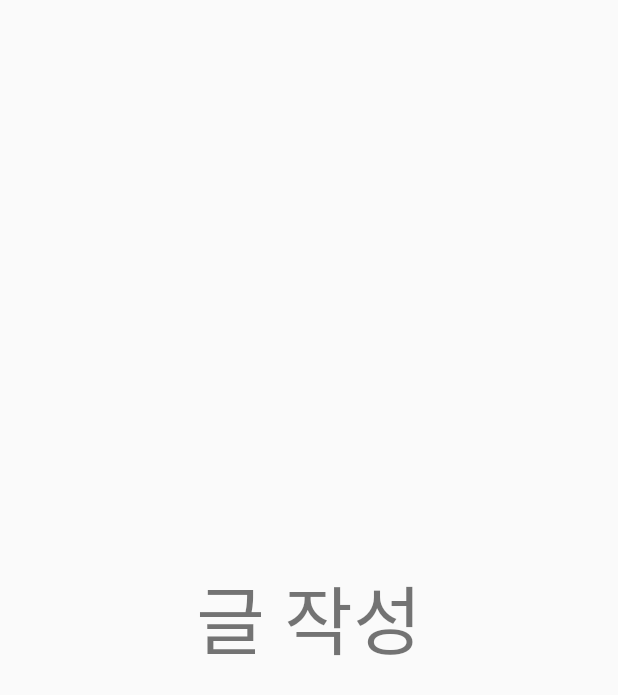
After one commit to GANJI0170/ComposeCBT7, an Android app: the fragment fragment_write shown on its own in the app's theme, on a phone screen of 412 x 824 dp. The commit adds this screen. Shown: the top 695 px of the screen. Run offline under Robolectric (Android 15) with nearby library versions, the phone set to English and light mode, and no system bars.

Commit message:
하단바

```diff
--- a/app/src/main/java/com/cookandroid/cbt7/articlefoundList.java
+++ b/app/src/main/java/com/cookandroid/cbt7/database/articlefoundList.java
@@ -1,4 +1,4 @@
-package com.cookandroid.cbt7;
+package com.cookandroid.cbt7.database;
 
 public class articlefoundList {
     private String found_image;
--- a/app/src/main/java/com/cookandroid/cbt7/articlelostList.java
+++ b/app/src/main/java/com/cookandroid/cbt7/database/articlelostList.java
@@ -1,4 +1,4 @@
-package com.cookandroid.cbt7;
+package com.cookandroid.cbt7.database;
 
 public class articlelostList {
     private String lost_image;
--- a/app/src/main/java/com/cookandroid/cbt7/foundAdaptor.java
+++ b/app/src/main/java/com/cookandroid/cbt7/database/foundAdaptor.java
@@ -1,4 +1,4 @@
-package com.cookandroid.cbt7;
+package com.cookandroid.cbt7.database;
 
 import android.content.Context;
 import android.graphics.Color;
@@ -14,6 +14,7 @@ import androidx.annotation.NonNull;
 import androidx.recyclerview.widget.RecyclerView;
 
 import com.bumptech.glide.Glide;
+import com.cookandroid.cbt7.R;
 
 import java.util.ArrayList;
 
--- a/app/src/main/java/com/cookandroid/cbt7/lostAdaptor.java
+++ b/app/src/main/java/com/cookandroid/cbt7/database/lostAdaptor.java
@@ -1,4 +1,4 @@
-package com.cookandroid.cbt7;
+package com.cookandroid.cbt7.database;
 
 import android.content.Context;
 import android.graphics.Color;
@@ -14,6 +14,7 @@ import androidx.annotation.NonNull;
 import androidx.recyclerview.widget.RecyclerView;
 
 import com.bumptech.glide.Glide;
+import com.cookandroid.cbt7.R;
 
 import java.util.ArrayList;
 
--- /dev/null
+++ b/app/src/main/java/com/cookandroid/cbt7/navigation/fragment_write.java
@@ -0,0 +1,20 @@
+package com.cookandroid.cbt7.navigation;
+
+import android.os.Bundle;
+import android.view.LayoutInflater;
+import android.view.View;
+import android.view.ViewGroup;
+
+import androidx.annotation.NonNull;
+import androidx.annotation.Nullable;
+import androidx.fragment.app.Fragment;
+
+import com.cookandroid.cbt7.R;
+
+public class fragment_write extends Fragment {
+    @Nullable
+    @Override
+    public View onCreateView(@NonNull LayoutInflater inflater, @Nullable ViewGroup container, @Nullable Bundle savedInstanceState) {
+        return inflater.inflate(R.layout.fragmentwrite, container, false);
+    }
+}
--- a/app/src/main/res/drawable/menu_item_color.xml
+++ b/app/src/main/res/drawable/menu_item_color.xml
@@ -1,6 +1,6 @@
 <?xml version="1.0" encoding="utf-8"?>
 <selector xmlns:android="http://schemas.android.com/apk/res/android">
 
-    <item android:state_checked="true" android:color="#22CB88"/>
-    <item android:state_checked="false" android:color="#A6A6A6"/>
+    <item android:state_checked="true" android:color="#FBFFDC"/>
+    <item android:state_checked="false" android:color="#000000"/>
 </selector>
--- /dev/null
+++ b/app/src/main/res/layout/fragmentwrite.xml
@@ -0,0 +1,14 @@
+<?xml version="1.0" encoding="utf-8"?>
+<LinearLayout xmlns:android="http://schemas.android.com/apk/res/android"
+    android:layout_width="match_parent"
+    android:layout_height="match_parent">
+
+    <TextView
+        android:layout_width="match_parent"
+        android:layout_height="wrap_content"
+        android:layout_gravity="center"
+        android:gravity="center"
+        android:text="글 작성"
+        android:textSize="50sp"/>
+
+</LinearLayout>
```
Also changed, not shown: app/src/main/java/com/cookandroid/cbt7/HomeActivity.java (+45 -2 lines), app/src/main/java/com/cookandroid/cbt7/navigation/fragment_home.java (added, +20 -0 lines), app/src/main/java/com/cookandroid/cbt7/navigation/fragment_myarticle.java (added, +20 -0 lines), app/src/main/res/layout/activity_home.xml (+23 -16 lines), app/src/main/res/layout/fragmenthome.xml (added, +14 -0 lines), app/src/main/res/layout/fragmentmyarticle.xml (added, +14 -0 lines), app/src/main/res/menu/main_menu_bottom.xml (+20 -11 lines).
